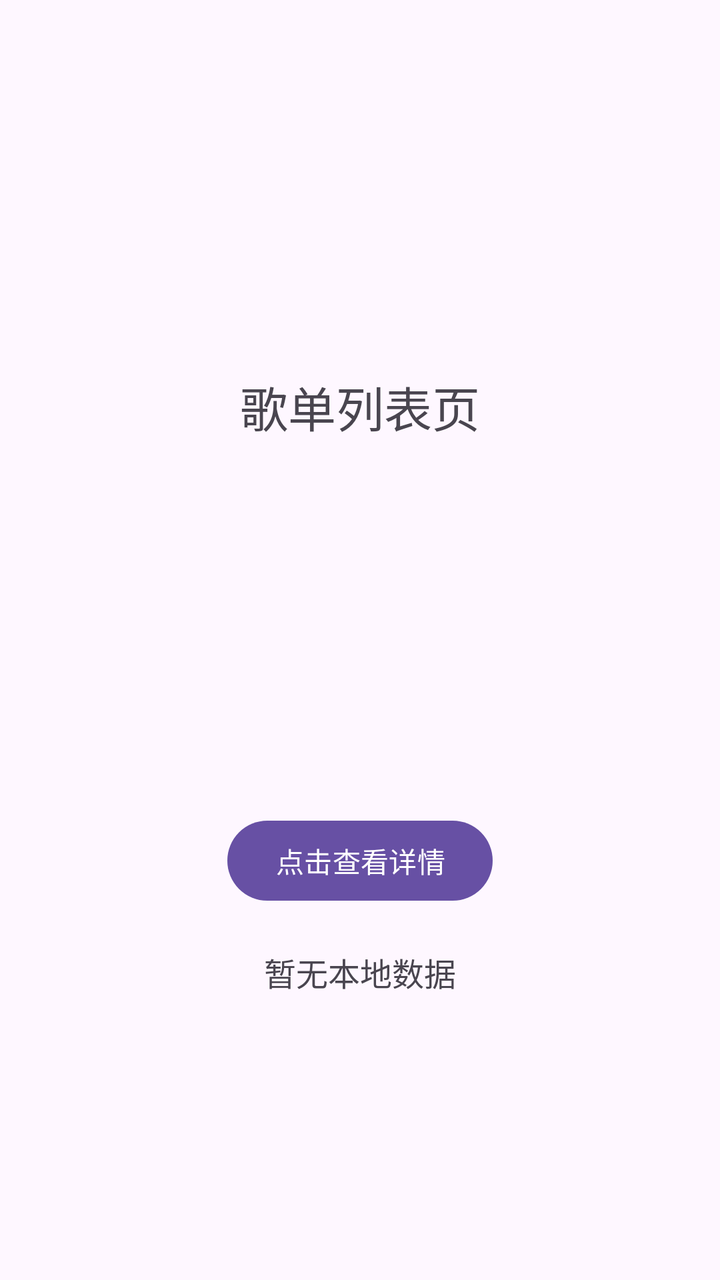
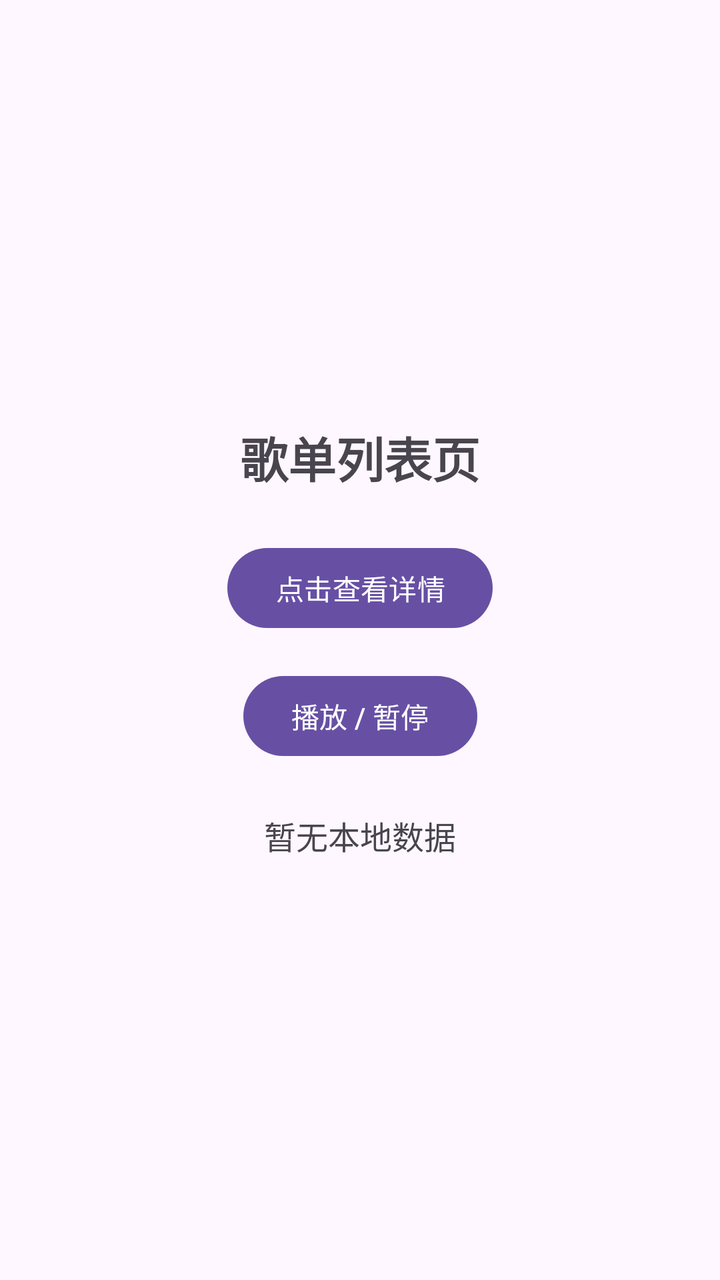

The first picture is an Android layout as it rendered before a commit; the second is the same layout after the commit. The layout source and the unified diff follow.
<!-- AndroidManifest.xml: application theme Theme.MusicPlayer -->
<!-- res/layout/fragment_playlist.xml -->
<?xml version="1.0" encoding="utf-8"?>
<androidx.constraintlayout.widget.ConstraintLayout xmlns:android="http://schemas.android.com/apk/res/android"
    xmlns:app="http://schemas.android.com/apk/res-auto"
    android:layout_width="match_parent"
    android:layout_height="match_parent">

    <TextView
        android:id="@+id/tvTitle"
        android:layout_width="wrap_content"
        android:layout_height="wrap_content"
        android:text="歌单列表页"
        android:textSize="24sp"
        app:layout_constraintBottom_toTopOf="@+id/btnGoDetail"
        app:layout_constraintEnd_toEndOf="parent"
        app:layout_constraintStart_toStartOf="parent"
        app:layout_constraintTop_toTopOf="parent" />

    <Button
        android:id="@+id/btnGoDetail"
        android:layout_width="wrap_content"
        android:layout_height="wrap_content"
        android:text="点击查看详情"
        app:layout_constraintBottom_toBottomOf="parent"
        app:layout_constraintEnd_toEndOf="parent"
        app:layout_constraintStart_toStartOf="parent"
        app:layout_constraintTop_toBottomOf="@+id/tvTitle" />

    <TextView
        android:id="@+id/tvFallbackList"
        android:layout_width="wrap_content"
        android:layout_height="wrap_content"
        android:layout_marginTop="20dp"
        android:text="暂无本地数据"
        android:textSize="16sp"
        app:layout_constraintEnd_toEndOf="parent"
        app:layout_constraintStart_toStartOf="parent"
        app:layout_constraintTop_toBottomOf="@+id/btnGoDetail" />

</androidx.constraintlayout.widget.ConstraintLayout>
<!-- resources referenced by this layout -->
<resources>
  <style name="Theme.MusicPlayer" parent="Base.Theme.MusicPlayer" />
  <style name="Base.Theme.MusicPlayer" parent="Theme.Material3.DayNight.NoActionBar">
          
          
      </style>
</resources>

<!-- the commit's change to res/layout/fragment_playlist.xml (unified diff, before → after) -->
@@ -2,7 +2,8 @@
 <androidx.constraintlayout.widget.ConstraintLayout xmlns:android="http://schemas.android.com/apk/res/android"
     xmlns:app="http://schemas.android.com/apk/res-auto"
     android:layout_width="match_parent"
-    android:layout_height="match_parent">
+    android:layout_height="match_parent"
+    android:padding="16dp">
 
     <TextView
         android:id="@+id/tvTitle"
@@ -10,30 +11,47 @@
         android:layout_height="wrap_content"
         android:text="歌单列表页"
         android:textSize="24sp"
+        android:textStyle="bold"
         app:layout_constraintBottom_toTopOf="@+id/btnGoDetail"
         app:layout_constraintEnd_toEndOf="parent"
         app:layout_constraintStart_toStartOf="parent"
-        app:layout_constraintTop_toTopOf="parent" />
+        app:layout_constraintTop_toTopOf="parent"
+        app:layout_constraintVertical_chainStyle="packed" />
 
     <Button
         android:id="@+id/btnGoDetail"
         android:layout_width="wrap_content"
         android:layout_height="wrap_content"
+        android:layout_marginTop="24dp"
         android:text="点击查看详情"
-        app:layout_constraintBottom_toBottomOf="parent"
+        app:layout_constraintBottom_toTopOf="@+id/btnPlayPause"
         app:layout_constraintEnd_toEndOf="parent"
         app:layout_constraintStart_toStartOf="parent"
         app:layout_constraintTop_toBottomOf="@+id/tvTitle" />
+
+    <Button
+        android:id="@+id/btnPlayPause"
+        android:layout_width="wrap_content"
+        android:layout_height="wrap_content"
+        android:layout_marginTop="16dp"
+        android:text="播放 / 暂停"
+        app:layout_constraintBottom_toTopOf="@+id/tvFallbackList"
+        app:layout_constraintEnd_toEndOf="parent"
+        app:layout_constraintStart_toStartOf="parent"
+        app:layout_constraintTop_toBottomOf="@+id/btnGoDetail" />
 
     <TextView
         android:id="@+id/tvFallbackList"
         android:layout_width="wrap_content"
         android:layout_height="wrap_content"
-        android:layout_marginTop="20dp"
+        android:layout_marginTop="24dp"
+        android:gravity="center"
         android:text="暂无本地数据"
         android:textSize="16sp"
+        android:lineSpacingExtra="6dp"
+        app:layout_constraintBottom_toBottomOf="parent"
         app:layout_constraintEnd_toEndOf="parent"
         app:layout_constraintStart_toStartOf="parent"
-        app:layout_constraintTop_toBottomOf="@+id/btnGoDetail" />
+        app:layout_constraintTop_toBottomOf="@+id/btnPlayPause" />
 
 </androidx.constraintlayout.widget.ConstraintLayout>
